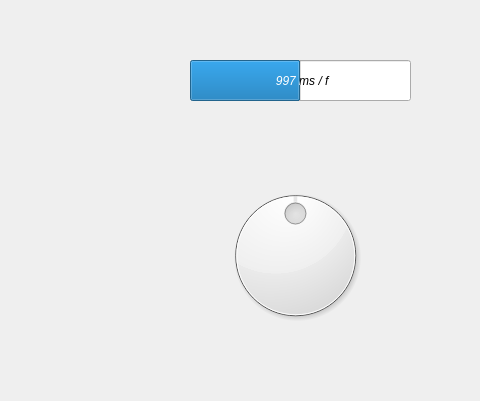
First picture: the form in widget.ui, repository Bei-yuan-qian-jing/DataStructureProject, before the edit; both pictures show x 520 to 1000 and y 140 to 541 of the 1000 by 800 pixel window.
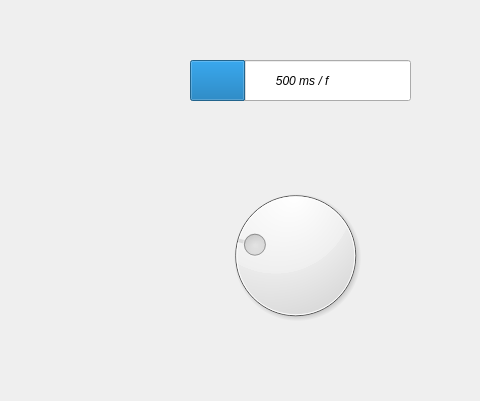
Second picture: the form after the edit.

Commit message: When you click the end button now, the board can be cleaned.

Diff of the .ui file:
```diff
--- a/widget.ui
+++ b/widget.ui
@@ -232,7 +232,7 @@
     <number>0</number>
    </property>
    <property name="value">
-    <number>1000</number>
+    <number>500</number>
    </property>
   </widget>
   <widget class="QProgressBar" name="Move_Speed">
@@ -254,7 +254,7 @@
     <number>2000</number>
    </property>
    <property name="value">
-    <number>997</number>
+    <number>500</number>
    </property>
    <property name="textVisible">
     <bool>true</bool>
```
Left out of the diff: 68 changed lines with no effect on the pictures. The commit also changes 2 other files.
